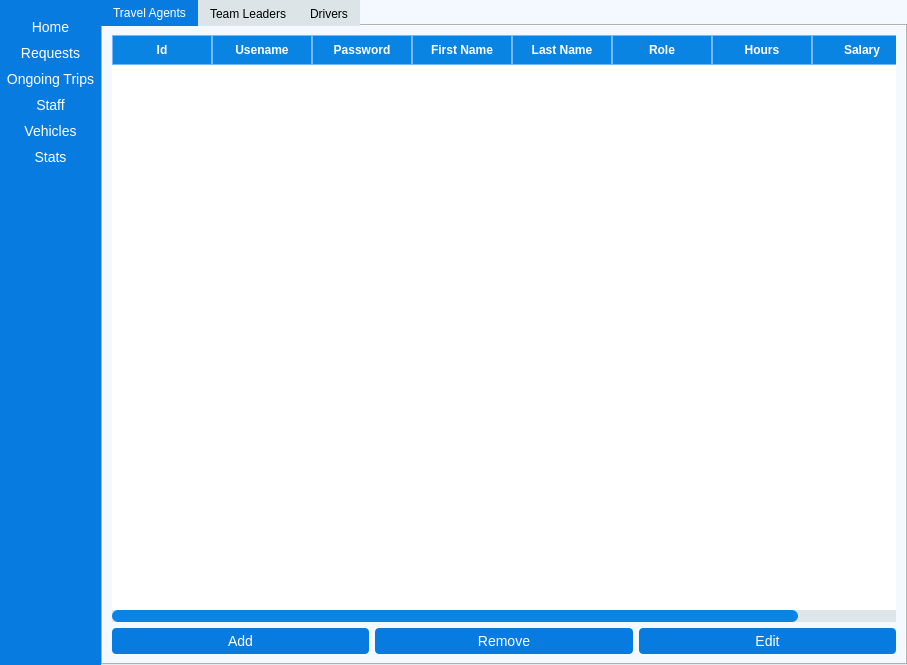
This is ui/admin.ui in Dimalko/telo2 as Qt 5 draws it before an edit. The edited form follows.
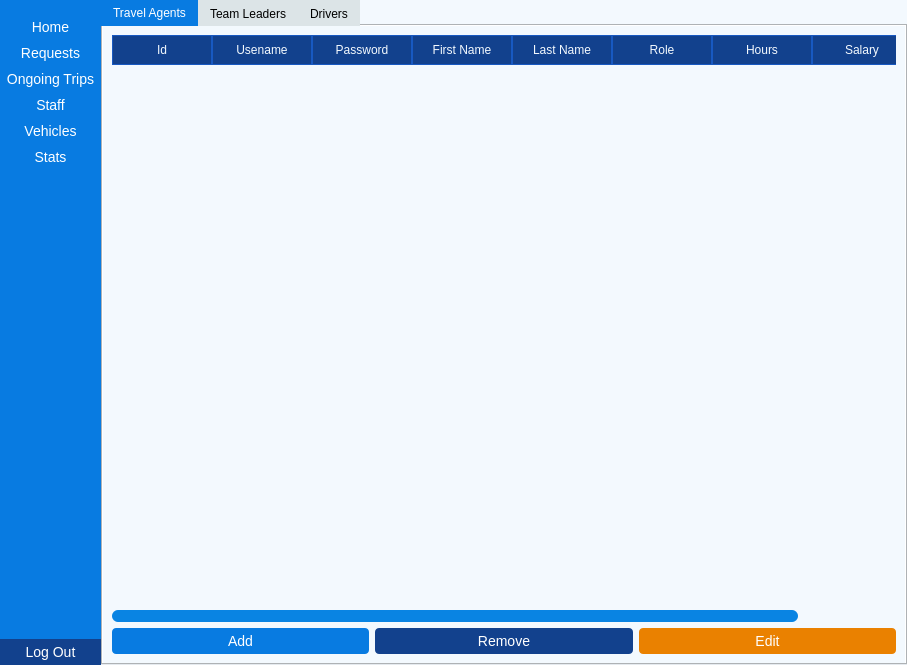
This is the edited form. The open tabs and pages were chosen to show the change. Icons and pictures are not drawn.

```diff
--- a/ui/admin.ui
+++ b/ui/admin.ui
@@ -28,6 +28,51 @@
 
 QPushButton:hover{
 background-color: rgb(47, 142, 228);
+}
+
+QTableWidget {
+border:none;
+background-color: white; 
+alternate-background-color: #f0f0f0;
+}
+
+QHeaderView::section {
+    background-color: rgb(18, 65, 141);            
+	color: rgb(243, 249, 254);
+    font: 57 8pt &quot;Yu Gothic Medium&quot;;
+    padding: 5px;
+    border: 1px solid rgb(24, 89, 193); 
+}
+
+#QTableWidget QTableCornerButton::section {
+    background-color: #74b9ff; /* Top-left corner color */
+    border: 1px solid #0984e3;
+	border-radius:5px;
+}
+
+QScrollBar:horizontal {
+    border: none;
+    background: #dfe6e9;  /* Background color of the scrollbar track */
+    height: 12px;  /* Thickness of the scrollbar */
+    margin: 0px 0px 0px 0px;
+}
+
+QScrollBar::handle:horizontal {
+    background: #0984e3; /* Color of the scrollbar handle (slider) */
+    min-width: 20px; /* Minimum width of the handle */
+    border-radius: 6px; /* Rounded edges */
+}
+
+QScrollBar::handle:horizontal:hover {
+    background: #74b9ff; /* Lighter color when hovered */
+}
+
+QScrollBar::add-line:horizontal, QScrollBar::sub-line:horizontal {
+    background: none; /* Removes the small arrow buttons */
+}
+
+QScrollBar::add-page:horizontal, QScrollBar::sub-page:horizontal {
+    background: none; /* Keeps empty space color same */
 }</string>
   </property>
   <widget class="QWidget" name="centralwidget">
@@ -224,6 +269,45 @@
          </property>
         </spacer>
        </item>
+       <item>
+        <widget class="QPushButton" name="logOutBtn">
+         <property name="styleSheet">
+          <string notr="true">QPushButton{
+color:#fff;
+border: 0px;
+font-size: 14px;
+padding: 5px;
+background-color: rgb(18, 65, 141);
+}
+
+QPushButton:hover{
+background-color: rgb(47, 142, 228);
+}
+
+
+
+
+
+
+/*
+QPushButton{
+color:#fff;
+border: 0px;
+font-size: 14px;
+padding: 5px;
+background-color: rgb(233, 128, 0);
+}
+
+QPushButton:hover{
+background-color:rgb(240, 168, 0);
+}
+*/</string>
+         </property>
+         <property name="text">
+          <string>Log Out</string>
+         </property>
+        </widget>
+       </item>
       </layout>
      </widget>
     </item>
@@ -520,7 +604,7 @@
 border: 0px;
 font-size: 14px;
 padding: 5px;
-background-color: rgb(8, 123, 225);
+background-color:rgb(234, 129, 0);
 border-radius: 4px;
 }
 
@@ -562,7 +646,7 @@
 border: 0px;
 font-size: 14px;
 padding: 5px;
-background-color: rgb(8, 123, 225);
+background-color: rgb(18, 65, 141);
 border-radius: 4px;
 }
 
@@ -578,49 +662,7 @@
             <item row="0" column="0" colspan="3">
              <widget class="QTableWidget" name="travelagentTableWidget">
               <property name="styleSheet">
-               <string notr="true">QTableWidget {
-border:none;
-background-color: white; 
-alternate-background-color: #f0f0f0; /* Alternating row color */
-}
-
-QHeaderView::section {
-    background-color: #0984e3; /* Header background */
-    color: white;              /* Header text color */
-    font: bold 12px Arial;     /* Header font */
-    padding: 5px;
-    border: 1px solid #74b9ff; /* Border color */
-}
-
-#QTableWidget QTableCornerButton::section {
-    background-color: #74b9ff; /* Top-left corner color */
-    border: 1px solid #0984e3;
-}
-
-QScrollBar:horizontal {
-    border: none;
-    background: #dfe6e9;  /* Background color of the scrollbar track */
-    height: 12px;  /* Thickness of the scrollbar */
-    margin: 0px 0px 0px 0px;
-}
-
-QScrollBar::handle:horizontal {
-    background: #0984e3; /* Color of the scrollbar handle (slider) */
-    min-width: 20px; /* Minimum width of the handle */
-    border-radius: 6px; /* Rounded edges */
-}
-
-QScrollBar::handle:horizontal:hover {
-    background: #74b9ff; /* Lighter color when hovered */
-}
-
-QScrollBar::add-line:horizontal, QScrollBar::sub-line:horizontal {
-    background: none; /* Removes the small arrow buttons */
-}
-
-QScrollBar::add-page:horizontal, QScrollBar::sub-page:horizontal {
-    background: none; /* Keeps empty space color same */
-}</string>
+               <string notr="true"/>
               </property>
               <column>
                <property name="text">
```
Left out of the diff: 141 changed lines with no effect on the pictures.
